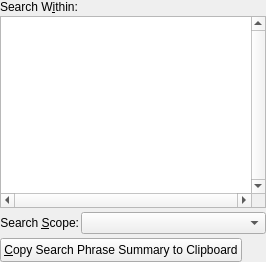
Old version of the form programs/KJVCanOpener/KJVSearchCriteria.ui in the repository dewhisna/KingJamesPureBibleSearch.
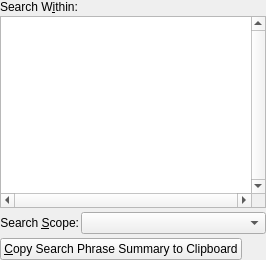
New version of the form. Icons and pictures are not drawn.

Commit message: Added Application Font and FontSize settings to KJVConfiguration.  Fixed dictionary font configuration controls to inherit from our SubControls classes instead of "Q" controls.  Fixed rendering of Copy Search Results Summary button as its fixed size caused it to be the wrong size when changing the app font.  Fixed the isDirty flagging for KJVUserNotesDatabase options (not sure how that could have worked before!).  Moved the Application Font Persistent Settings saving out of main() and into a function of our Application Object.

Patch:
```diff
--- a/programs/KJVCanOpener/KJVSearchCriteria.ui
+++ b/programs/KJVCanOpener/KJVSearchCriteria.ui
@@ -127,18 +127,6 @@
      </property>
      <item>
       <widget class="QPushButton" name="buttonCopySummary">
-       <property name="sizePolicy">
-        <sizepolicy hsizetype="Minimum" vsizetype="Fixed">
-         <horstretch>0</horstretch>
-         <verstretch>0</verstretch>
-        </sizepolicy>
-       </property>
-       <property name="minimumSize">
-        <size>
-         <width>0</width>
-         <height>24</height>
-        </size>
-       </property>
        <property name="text">
         <string>&amp;Copy Search Phrase Summary to Clipboard</string>
        </property>
```
The commit also changes 5 other files.
